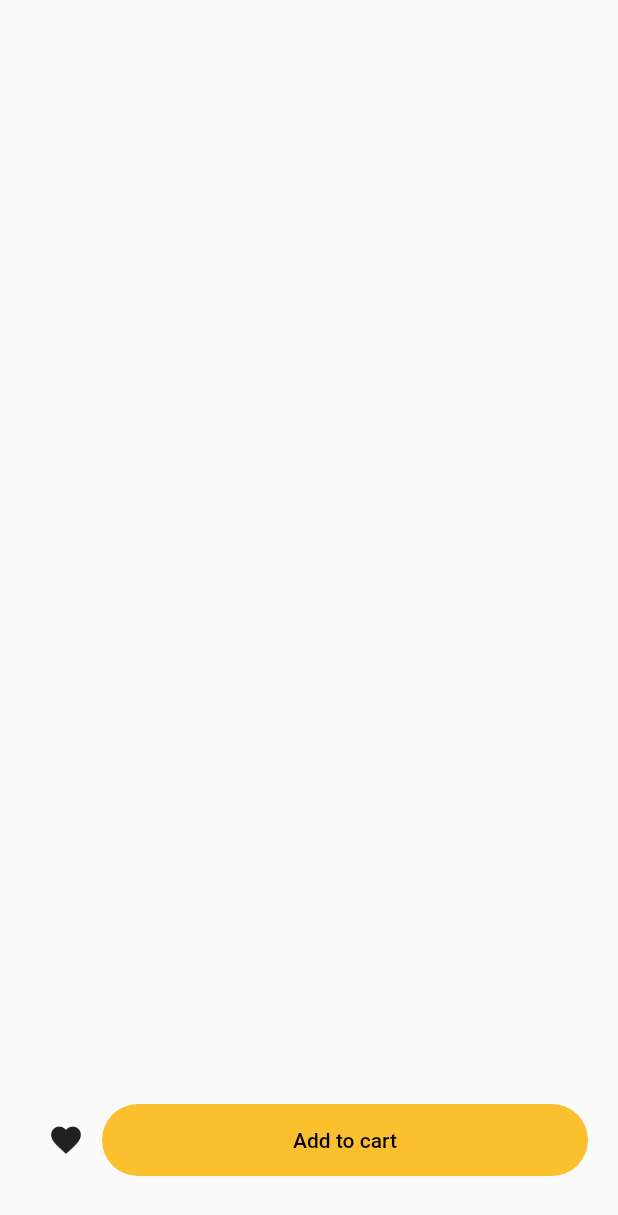
After one commit to achernoprudov/flutterthon, a Flutter app: the GoodInfoScreen screen opened directly, on a phone screen of 412 x 824 dp. The commit adds this screen. Shown: the top 1215 px of the screen. Run offline on Flutter 3.47's test engine with Material 2 defaults, Android fonts, the phone set to English and light mode, and no system bars.

Commit message:
good info screen

```diff
--- /dev/null
+++ b/lib/src/good_info_screen.dart
@@ -0,0 +1,53 @@
+import 'package:flutter/material.dart';
+
+class GoodInfoScreen extends StatelessWidget {
+  @override
+  Widget build(BuildContext context) {
+    return Scaffold(
+      body: Stack(
+        children: <Widget>[
+          GoodInfoContent(),
+          Container(
+            margin: EdgeInsets.symmetric(horizontal: 20, vertical: 40),
+            alignment: Alignment.bottomCenter,
+            child: GoodInfoBottomPanel(),
+          )
+        ],
+      ),
+    );
+  }
+}
+
+class GoodInfoContent extends StatelessWidget {
+  @override
+  Widget build(BuildContext context) {
+    return Container();
+  }
+}
+
+class GoodInfoBottomPanel extends StatelessWidget {
+  @override
+  Widget build(BuildContext context) {
+    return Row(
+      children: <Widget>[
+        IconButton(
+          icon: Icon(Icons.favorite),
+          onPressed: () {},
+        ),
+        Expanded(
+          child: FlatButton(
+            onPressed: () {},
+            color: Colors.yellow[700],
+            textColor: Colors.black,
+            shape:
+                RoundedRectangleBorder(borderRadius: BorderRadius.circular(30)),
+            child: Padding(
+              padding: EdgeInsets.all(16),
+              child: Text('Add to cart'),
+            ),
+          ),
+        )
+      ],
+    );
+  }
+}
```
Also changed, not shown: lib/main.dart (+2 -85 lines).
